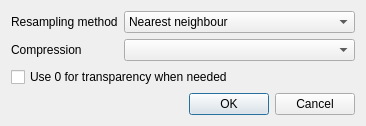
The window that qgis/src/plugins/georeferencer/qgsgeorefwarpoptionsdialogbase.ui (sourcepole/qgis) describes before a commit, drawn with Qt 5.
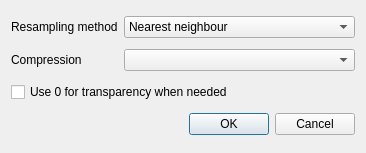
The same window after the commit.

Commit message: Dont use form layout use grid layout (for  #2121)

Patch:
```diff
--- a/qgis/src/plugins/georeferencer/qgsgeorefwarpoptionsdialogbase.ui
+++ b/qgis/src/plugins/georeferencer/qgsgeorefwarpoptionsdialogbase.ui
@@ -7,13 +7,13 @@
     <x>0</x>
     <y>0</y>
     <width>366</width>
-    <height>119</height>
+    <height>153</height>
    </rect>
   </property>
   <property name="windowTitle">
    <string>Warp options</string>
   </property>
-  <layout class="QFormLayout" name="formLayout">
+  <layout class="QGridLayout" name="gridLayout">
    <item row="0" column="0">
     <widget class="QLabel" name="textLabel1">
      <property name="text">
```
